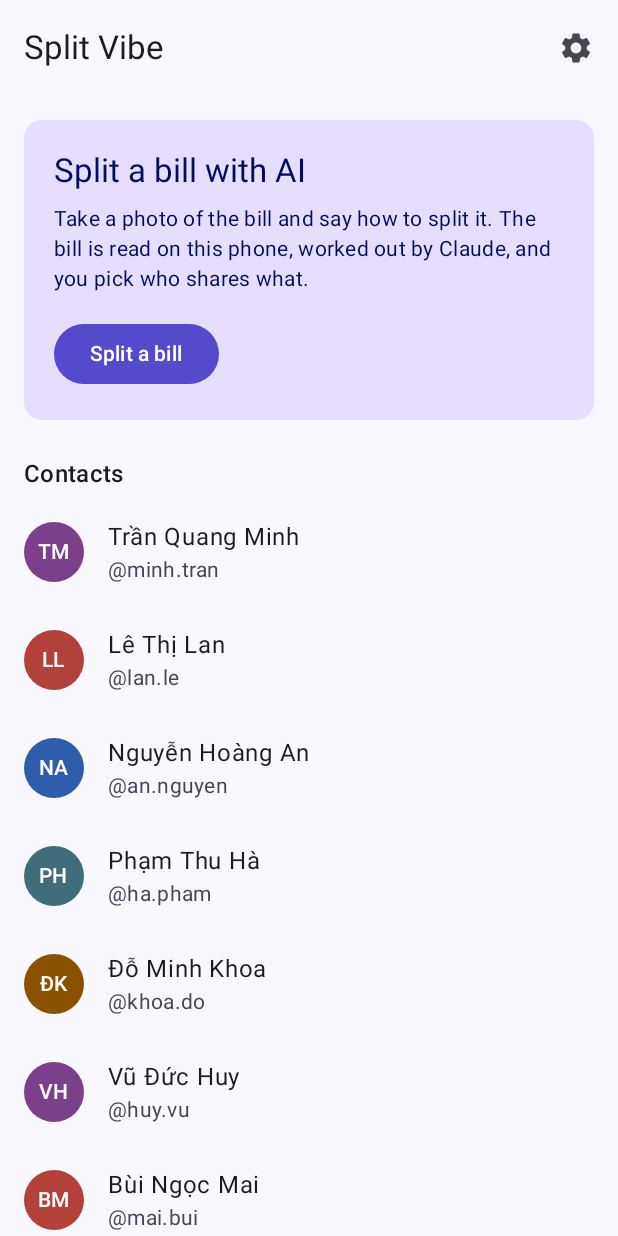
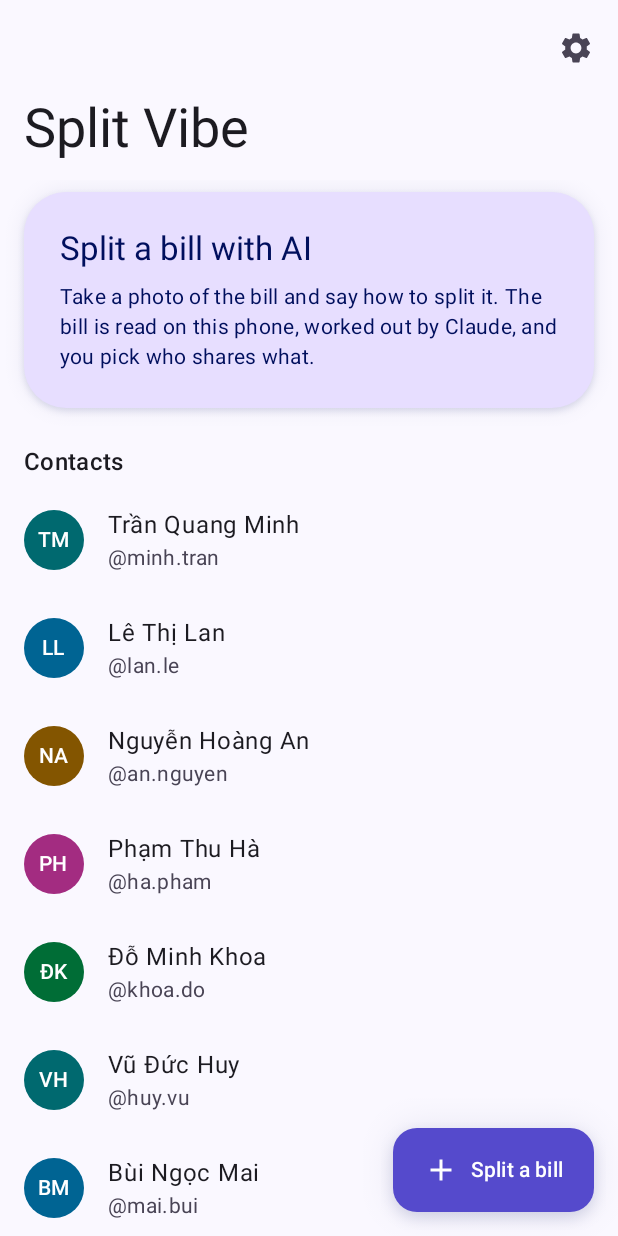
Before and after one commit to dantech0xff/split-bill-poc, an Android app built with Jetpack Compose: the screen it shows after launch (MainActivity), on a phone screen of 412 x 824 dp. Run offline under Robolectric (Android 15) with nearby library versions, the phone set to English and light mode, and no system bars; our stand-ins replace Navigation 3; libraries missing offline, so code that uses them is left out: com.google.mlkit.vision; pictures from the network do not load; 1 statement that could not run was skipped.

Commit message:
feat: rebuild the home screen on the design system
The home screen gets a large title that shrinks as the list scrolls, an intro card that floats on a violet-tinted shadow, and Split a bill as the one floating main action. The card, the avatar, the large top bar, the floating action and a 4dp spacing scale are new design system components. Avatars move there too and take six person colours that work in light and dark.

```diff
--- a/app/src/main/java/com/dantech/splitvibe/ui/components/PersonAvatar.kt
+++ /dev/null
@@ -1,55 +0,0 @@
-package com.dantech.splitvibe.ui.components
-
-import androidx.compose.foundation.background
-import androidx.compose.foundation.layout.Box
-import androidx.compose.foundation.layout.size
-import androidx.compose.foundation.shape.CircleShape
-import androidx.compose.material3.MaterialTheme
-import androidx.compose.material3.Text
-import androidx.compose.runtime.Composable
-import androidx.compose.ui.Alignment
-import androidx.compose.ui.Modifier
-import androidx.compose.ui.draw.clip
-import androidx.compose.ui.graphics.Color
-import androidx.compose.ui.semantics.clearAndSetSemantics
-import androidx.compose.ui.unit.Dp
-import androidx.compose.ui.unit.dp
-
-private val AvatarColors = listOf(
-    Color(0xFF0B6E4F),
-    Color(0xFF2E5EAA),
-    Color(0xFF8A5100),
-    Color(0xFF7B3F8C),
-    Color(0xFFB3413A),
-    Color(0xFF3F6E7A),
-)
-
-/** A coloured circle with the person's initials. Decorative: the name is always shown next to it. */
-@Composable
-fun PersonAvatar(name: String, modifier: Modifier = Modifier, size: Dp = 40.dp) {
-    val color = AvatarColors[Math.floorMod(name.hashCode(), AvatarColors.size)]
-    Box(
-        modifier = modifier
-            .size(size)
-            .clip(CircleShape)
-            .background(color)
-            .clearAndSetSemantics { },
-        contentAlignment = Alignment.Center,
-    ) {
-        Text(
-            text = initials(name),
-            color = Color.White,
-            style = if (size < 36.dp) MaterialTheme.typography.labelSmall else MaterialTheme.typography.labelLarge,
-        )
-    }
-}
-
-/** "Trần Quang Minh" becomes "TM", "Emma" becomes "E". */
-internal fun initials(name: String): String {
-    val words = name.trim().split(Regex("\\s+")).filter { it.isNotEmpty() }
-    return when (words.size) {
-        0 -> "?"
-        1 -> words[0].take(1).uppercase()
-        else -> (words.first().take(1) + words.last().take(1)).uppercase()
-    }
-}
--- a/app/src/main/java/com/dantech/splitvibe/ui/home/HomeScreen.kt
+++ b/app/src/main/java/com/dantech/splitvibe/ui/home/HomeScreen.kt
@@ -1,7 +1,9 @@
 package com.dantech.splitvibe.ui.home
 
-import androidx.compose.foundation.layout.Column
+import androidx.compose.foundation.layout.PaddingValues
 import androidx.compose.foundation.layout.Spacer
+import androidx.compose.foundation.layout.calculateEndPadding
+import androidx.compose.foundation.layout.calculateStartPadding
 import androidx.compose.foundation.layout.fillMaxSize
 import androidx.compose.foundation.layout.fillMaxWidth
 import androidx.compose.foundation.layout.height
@@ -9,10 +11,8 @@ import androidx.compose.foundation.layout.padding
 import androidx.compose.foundation.lazy.LazyColumn
 import androidx.compose.foundation.lazy.items
 import androidx.compose.material.icons.Icons
+import androidx.compose.material.icons.filled.Add
 import androidx.compose.material.icons.filled.Settings
-import androidx.compose.material3.Button
-import androidx.compose.material3.Card
-import androidx.compose.material3.CardDefaults
 import androidx.compose.material3.ExperimentalMaterial3Api
 import androidx.compose.material3.Icon
 import androidx.compose.material3.IconButton
@@ -20,23 +20,33 @@ import androidx.compose.material3.ListItem
 import androidx.compose.material3.MaterialTheme
 import androidx.compose.material3.Scaffold
 import androidx.compose.material3.Text
-import androidx.compose.material3.TopAppBar
+import androidx.compose.material3.TopAppBarDefaults
 import androidx.compose.runtime.Composable
 import androidx.compose.ui.Modifier
+import androidx.compose.ui.input.nestedscroll.nestedScroll
+import androidx.compose.ui.platform.LocalLayoutDirection
 import androidx.compose.ui.res.stringResource
 import androidx.compose.ui.unit.dp
 import com.dantech.splitvibe.R
 import com.dantech.splitvibe.data.contacts.Contact
-import com.dantech.splitvibe.ui.components.PersonAvatar
+import com.dantech.splitvibe.designsystem.components.SvAvatar
+import com.dantech.splitvibe.designsystem.components.SvCard
+import com.dantech.splitvibe.designsystem.components.SvLargeTopBar
+import com.dantech.splitvibe.designsystem.components.SvPrimaryFab
+import com.dantech.splitvibe.designsystem.tokens.SvElevation
+import com.dantech.splitvibe.designsystem.tokens.SvSpacing
 
 /** The payment app's home: the entry to bill splitting and the user's in-app contacts. */
 @OptIn(ExperimentalMaterial3Api::class)
 @Composable
 fun HomeScreen(contacts: List<Contact>, onSplitBill: () -> Unit, onOpenSettings: () -> Unit) {
+    val scrollBehavior = TopAppBarDefaults.exitUntilCollapsedScrollBehavior()
     Scaffold(
+        modifier = Modifier.nestedScroll(scrollBehavior.nestedScrollConnection),
         topBar = {
-            TopAppBar(
-                title = { Text(stringResource(R.string.app_name)) },
+            SvLargeTopBar(
+                title = stringResource(R.string.app_name),
+                scrollBehavior = scrollBehavior,
                 actions = {
                     IconButton(onClick = onOpenSettings) {
                         Icon(Icons.Default.Settings, contentDescription = "Settings")
@@ -44,23 +54,34 @@ fun HomeScreen(contacts: List<Contact>, onSplitBill: () -> Unit, onOpenSettings:
                 },
             )
         },
+        floatingActionButton = { SvPrimaryFab(text = "Split a bill", icon = Icons.Default.Add, onClick = onSplitBill) },
     ) { padding ->
-        LazyColumn(modifier = Modifier.fillMaxSize(), contentPadding = padding) {
+        val direction = LocalLayoutDirection.current
+        LazyColumn(
+            modifier = Modifier.fillMaxSize(),
+            contentPadding = PaddingValues(
+                start = padding.calculateStartPadding(direction),
+                top = padding.calculateTopPadding(),
+                end = padding.calculateEndPadding(direction),
+                // Room below the last contact, so the floating button never covers it.
+                bottom = padding.calculateBottomPadding() + FAB_CLEARANCE,
+            ),
+        ) {
             item {
-                SplitBillCard(onSplitBill = onSplitBill, modifier = Modifier.padding(16.dp))
+                IntroCard(modifier = Modifier.padding(horizontal = SvSpacing.lg, vertical = SvSpacing.sm))
             }
             item {
                 Text(
                     text = "Contacts",
                     style = MaterialTheme.typography.titleMedium,
-                    modifier = Modifier.padding(start = 16.dp, end = 16.dp, top = 8.dp, bottom = 4.dp),
+                    modifier = Modifier.padding(start = SvSpacing.lg, end = SvSpacing.lg, top = SvSpacing.lg, bottom = SvSpacing.xs),
                 )
             }
             items(contacts, key = { it.id }) { contact ->
                 ListItem(
                     headlineContent = { Text(contact.name) },
                     supportingContent = { Text("@${contact.handle}") },
-                    leadingContent = { PersonAvatar(contact.name) },
+                    leadingContent = { SvAvatar(contact.name) },
                 )
             }
         }
@@ -68,21 +89,25 @@ fun HomeScreen(contacts: List<Contact>, onSplitBill: () -> Unit, onOpenSettings:
 }
 
 @Composable
-private fun SplitBillCard(onSplitBill: () -> Unit, modifier: Modifier = Modifier) {
-    Card(
+private fun IntroCard(modifier: Modifier = Modifier) {
+    SvCard(
         modifier = modifier.fillMaxWidth(),
-        colors = CardDefaults.cardColors(containerColor = MaterialTheme.colorScheme.primaryContainer),
+        elevation = SvElevation.Level2,
+        color = MaterialTheme.colorScheme.primaryContainer,
     ) {
-        Column(modifier = Modifier.padding(20.dp)) {
-            Text("Split a bill with AI", style = MaterialTheme.typography.titleLarge)
-            Spacer(Modifier.height(8.dp))
-            Text(
-                "Take a photo of the bill and say how to split it. The bill is read on this phone, " +
-                    "worked out by Claude, and you pick who shares what.",
-                style = MaterialTheme.typography.bodyMedium,
-            )
-            Spacer(Modifier.height(16.dp))
-            Button(onClick = onSplitBill) { Text("Split a bill") }
-        }
+        Text(
+            text = "Split a bill with AI",
+            style = MaterialTheme.typography.titleLargeEmphasized,
+            modifier = Modifier.padding(start = SvSpacing.xl, end = SvSpacing.xl, top = SvSpacing.xl),
+        )
+        Spacer(Modifier.height(SvSpacing.sm))
+        Text(
+            text = "Take a photo of the bill and say how to split it. The bill is read on this phone, " +
+                "worked out by Claude, and you pick who shares what.",
+            style = MaterialTheme.typography.bodyMedium,
+            modifier = Modifier.padding(start = SvSpacing.xl, end = SvSpacing.xl, bottom = SvSpacing.xl),
+        )
     }
 }
+
+private val FAB_CLEARANCE = 88.dp
--- a/app/src/main/java/com/dantech/splitvibe/ui/split/ResultContent.kt
+++ b/app/src/main/java/com/dantech/splitvibe/ui/split/ResultContent.kt
@@ -53,12 +53,12 @@ import androidx.compose.ui.text.font.FontWeight
 import androidx.compose.ui.text.style.TextOverflow
 import androidx.compose.ui.unit.dp
 import com.dantech.splitvibe.data.contacts.Contact
+import com.dantech.splitvibe.designsystem.components.SvAvatar
 import com.dantech.splitvibe.domain.Bill
 import com.dantech.splitvibe.domain.BillCharge
 import com.dantech.splitvibe.domain.BillItem
 import com.dantech.splitvibe.domain.ME_ID
 import com.dantech.splitvibe.domain.PersonShare
-import com.dantech.splitvibe.ui.components.PersonAvatar
 import java.math.BigDecimal
 
 private const val ME_LABEL = "Me"
@@ -293,7 +293,7 @@ private fun ShareRow(bill: Bill, share: PersonShare, name: String) {
             .padding(horizontal = 16.dp, vertical = 8.dp),
         verticalAlignment = Alignment.CenterVertically,
     ) {
-        PersonAvatar(name)
+        SvAvatar(name)
         Spacer(Modifier.width(12.dp))
         Column(modifier = Modifier.weight(1f)) {
             Text(if (share.personId == ME_ID) "$name (paid the bill)" else name, style = MaterialTheme.typography.bodyLarge)
--- a/app/src/main/java/com/dantech/splitvibe/ui/split/SentContent.kt
+++ b/app/src/main/java/com/dantech/splitvibe/ui/split/SentContent.kt
@@ -24,8 +24,8 @@ import androidx.compose.ui.Alignment
 import androidx.compose.ui.Modifier
 import androidx.compose.ui.text.style.TextAlign
 import androidx.compose.ui.unit.dp
+import com.dantech.splitvibe.designsystem.components.SvAvatar
 import com.dantech.splitvibe.domain.Bill
-import com.dantech.splitvibe.ui.components.PersonAvatar
 
 /** Last step: confirms which requests would go out. No real payment request is created. */
 @Composable
@@ -76,7 +76,7 @@ fun SentContent(bill: Bill, requests: List<PaymentRequest>, onDone: () -> Unit)
                 ListItem(
                     headlineContent = { Text(request.contact.name) },
                     supportingContent = { Text("@${request.contact.handle}") },
-                    leadingContent = { PersonAvatar(request.contact.name) },
+                    leadingContent = { SvAvatar(request.contact.name) },
                     trailingContent = {
                         Text(bill.format(request.amountMinor), style = MaterialTheme.typography.titleMedium)
                     },
--- a/app/src/main/java/com/dantech/splitvibe/ui/split/SplitSheets.kt
+++ b/app/src/main/java/com/dantech/splitvibe/ui/split/SplitSheets.kt
@@ -28,7 +28,7 @@ import androidx.compose.ui.graphics.Color
 import androidx.compose.ui.semantics.Role
 import androidx.compose.ui.unit.dp
 import com.dantech.splitvibe.data.contacts.Contact
-import com.dantech.splitvibe.ui.components.PersonAvatar
+import com.dantech.splitvibe.designsystem.components.SvAvatar
 
 /** Bottom sheet for choosing which contacts share the bill. Changes apply immediately. */
 @OptIn(ExperimentalMaterial3Api::class)
@@ -47,7 +47,7 @@ fun PeoplePickerSheet(contacts: List<Contact>, selectedIds: Set<String>, onToggl
                     ListItem(
                         headlineContent = { Text(contact.name) },
                         supportingContent = { Text("@${contact.handle}") },
-                        leadingContent = { PersonAvatar(contact.name) },
+                        leadingContent = { SvAvatar(contact.name) },
                         trailingContent = { Checkbox(checked = selected, onCheckedChange = null) },
                         colors = ListItemDefaults.colors(containerColor = Color.Transparent),
                         modifier = Modifier
@@ -99,7 +99,7 @@ fun ItemSharersSheet(
                     val selected = id in sharing
                     ListItem(
                         headlineContent = { Text(name) },
-                        leadingContent = { PersonAvatar(name) },
+                        leadingContent = { SvAvatar(name) },
                         trailingContent = { Checkbox(checked = selected, onCheckedChange = null) },
                         colors = ListItemDefaults.colors(containerColor = Color.Transparent),
                         modifier = Modifier
--- /dev/null
+++ b/core/designsystem/src/main/java/com/dantech/splitvibe/designsystem/components/SvAvatar.kt
@@ -0,0 +1,64 @@
+package com.dantech.splitvibe.designsystem.components
+
+import androidx.compose.foundation.background
+import androidx.compose.foundation.layout.Box
+import androidx.compose.foundation.layout.size
+import androidx.compose.foundation.shape.CircleShape
+import androidx.compose.material3.MaterialTheme
+import androidx.compose.material3.Text
+import androidx.compose.runtime.Composable
+import androidx.compose.ui.Alignment
+import androidx.compose.ui.Modifier
+import androidx.compose.ui.draw.clip
+import androidx.compose.ui.graphics.Color
+import androidx.compose.ui.semantics.clearAndSetSemantics
+import androidx.compose.ui.unit.Dp
+import androidx.compose.ui.unit.dp
+import com.dantech.splitvibe.designsystem.theme.LocalDarkTheme
+
+/**
+ * A coloured circle with the person's initials. The same name always gets the same colour, so a
+ * person can be recognised by it across screens. Decorative: the name is always shown next to it.
+ */
+@Composable
+fun SvAvatar(name: String, modifier: Modifier = Modifier, size: Dp = 40.dp) {
+    val person = PersonColors[Math.floorMod(name.hashCode(), PersonColors.size)]
+    val dark = LocalDarkTheme.current
+    Box(
+        modifier = modifier
+            .size(size)
+            .clip(CircleShape)
+            .background(if (dark) person.dark else person.light)
+            .clearAndSetSemantics { },
+        contentAlignment = Alignment.Center,
+    ) {
+        Text(
+            text = initials(name),
+            color = if (dark) person.onDark else Color.White,
+            style = if (size < 36.dp) MaterialTheme.typography.labelSmall else MaterialTheme.typography.labelLarge,
+        )
+    }
+}
+
+/** "Trần Quang Minh" becomes "TM", "Emma" becomes "E". */
+internal fun initials(name: String): String {
+    val words = name.trim().split(Regex("\\s+")).filter { it.isNotEmpty() }
+    return when (words.size) {
+        0 -> "?"
+        1 -> words[0].take(1).uppercase()
+        else -> (words.first().take(1) + words.last().take(1)).uppercase()
+    }
+}
+
+private class PersonColor(val light: Color, val dark: Color, val onDark: Color)
+
+// Six hues spread around the colour wheel, leaving out the violet of the brand. White initials on
+// the light colours and the listed text on the dark ones both have a contrast above 6:1.
+private val PersonColors = listOf(
+    PersonColor(light = Color(0xFFB12938), dark = Color(0xFFFFB3B0), onDark = Color(0xFF680016)),
+    PersonColor(light = Color(0xFF835500), dark = Color(0xFFFEB958), onDark = Color(0xFF442B00)),
+    PersonColor(light = Color(0xFF006D36), dark = Color(0xFF64DE8C), onDark = Color(0xFF003919)),
+    PersonColor(light = Color(0xFF00696F), dark = Color(0xFF00DBE7), onDark = Color(0xFF00373A)),
+    PersonColor(light = Color(0xFF006493), dark = Color(0xFF90CDFF), onDark = Color(0xFF00344E)),
+    PersonColor(light = Color(0xFFA32C81), dark = Color(0xFFFFADE1), onDark = Color(0xFF610049)),
+)
--- /dev/null
+++ b/core/designsystem/src/main/java/com/dantech/splitvibe/designsystem/components/SvCard.kt
@@ -0,0 +1,32 @@
+package com.dantech.splitvibe.designsystem.components
+
+import androidx.compose.foundation.layout.Column
+import androidx.compose.foundation.layout.ColumnScope
+import androidx.compose.material3.MaterialTheme
+import androidx.compose.material3.Surface
+import androidx.compose.runtime.Composable
+import androidx.compose.ui.Modifier
+import androidx.compose.ui.graphics.Color
+import androidx.compose.ui.graphics.Shape
+import com.dantech.splitvibe.designsystem.tokens.SvElevation
+import com.dantech.splitvibe.designsystem.tokens.elevation
+import com.dantech.splitvibe.designsystem.tokens.surface
+
+/**
+ * A surface that floats at [elevation] above the page. Its content is laid out in a column.
+ *
+ * Pass [color] for a card that carries meaning through colour, such as the accent container.
+ * Without it the card takes the surface colour of its level.
+ */
+@Composable
+fun SvCard(
+    modifier: Modifier = Modifier,
+    elevation: SvElevation = SvElevation.Level1,
+    shape: Shape = MaterialTheme.shapes.extraLarge,
+    color: Color = elevation.surface,
+    content: @Composable ColumnScope.() -> Unit,
+) {
+    Surface(modifier = modifier.elevation(elevation, shape), shape = shape, color = color) {
+        Column(content = content)
+    }
+}
--- /dev/null
+++ b/core/designsystem/src/main/java/com/dantech/splitvibe/designsystem/components/SvPrimaryFab.kt
@@ -0,0 +1,40 @@
+package com.dantech.splitvibe.designsystem.components
+
+import androidx.compose.foundation.layout.Spacer
+import androidx.compose.foundation.layout.width
+import androidx.compose.material3.ExtendedFloatingActionButton
+import androidx.compose.material3.FloatingActionButtonDefaults
+import androidx.compose.material3.Icon
+import androidx.compose.material3.MaterialTheme
+import androidx.compose.material3.Text
+import androidx.compose.runtime.Composable
+import androidx.compose.ui.Modifier
+import androidx.compose.ui.graphics.vector.ImageVector
+import androidx.compose.ui.unit.dp
+import com.dantech.splitvibe.designsystem.tokens.SvElevation
+import com.dantech.splitvibe.designsystem.tokens.SvSpacing
+import com.dantech.splitvibe.designsystem.tokens.elevation
+
+/**
+ * The one main action of a screen, floating above the content. A screen has at most one.
+ * The icon is decorative; [text] says what the button does.
+ */
+@Composable
+fun SvPrimaryFab(text: String, icon: ImageVector, onClick: () -> Unit, modifier: Modifier = Modifier) {
+    val shape = FloatingActionButtonDefaults.extendedFabShape
+    ExtendedFloatingActionButton(
+        onClick = onClick,
+        modifier = modifier.elevation(SvElevation.Level3, shape),
+        shape = shape,
+        containerColor = MaterialTheme.colorScheme.primary,
+        contentColor = MaterialTheme.colorScheme.onPrimary,
+        // The shadow comes from the elevation token, so Material's own is switched off.
+        elevation = FloatingActionButtonDefaults.elevation(0.dp, 0.dp, 0.dp, 0.dp),
+    ) {
+        // Laid out by hand: the variant that takes an icon and a text hides the text from screen
+        // readers and expects the icon to carry the label instead.
+        Icon(icon, contentDescription = null)
+        Spacer(Modifier.width(SvSpacing.sm))
+        Text(text)
+    }
+}
--- /dev/null
+++ b/core/designsystem/src/main/java/com/dantech/splitvibe/designsystem/components/SvTopBar.kt
@@ -0,0 +1,20 @@
+package com.dantech.splitvibe.designsystem.components
+
+import androidx.compose.foundation.layout.RowScope
+import androidx.compose.material3.LargeFlexibleTopAppBar
+import androidx.compose.material3.Text
+import androidx.compose.material3.TopAppBarScrollBehavior
+import androidx.compose.runtime.Composable
+
+/**
+ * The top bar of a main screen: a large title that shrinks into a normal bar as the content
+ * scrolls. Connect [scrollBehavior] to the scrolling content with `Modifier.nestedScroll`.
+ */
+@Composable
+fun SvLargeTopBar(title: String, scrollBehavior: TopAppBarScrollBehavior, actions: @Composable RowScope.() -> Unit = {}) {
+    LargeFlexibleTopAppBar(
+        title = { Text(title) },
+        actions = actions,
+        scrollBehavior = scrollBehavior,
+    )
+}
--- /dev/null
+++ b/core/designsystem/src/main/java/com/dantech/splitvibe/designsystem/tokens/SvSpacing.kt
@@ -0,0 +1,13 @@
+package com.dantech.splitvibe.designsystem.tokens
+
+import androidx.compose.ui.unit.dp
+
+/** Distances on a 4dp grid. Content is grouped by these gaps and by surfaces, not by divider lines. */
+object SvSpacing {
+    val xs = 4.dp
+    val sm = 8.dp
+    val md = 12.dp
+    val lg = 16.dp
+    val xl = 24.dp
+    val xxl = 32.dp
+}
```
Also changed, not shown: 8 other files.
